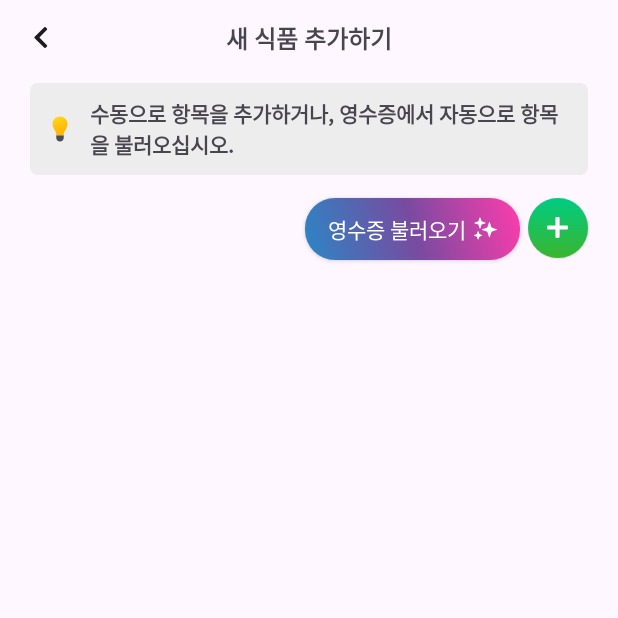
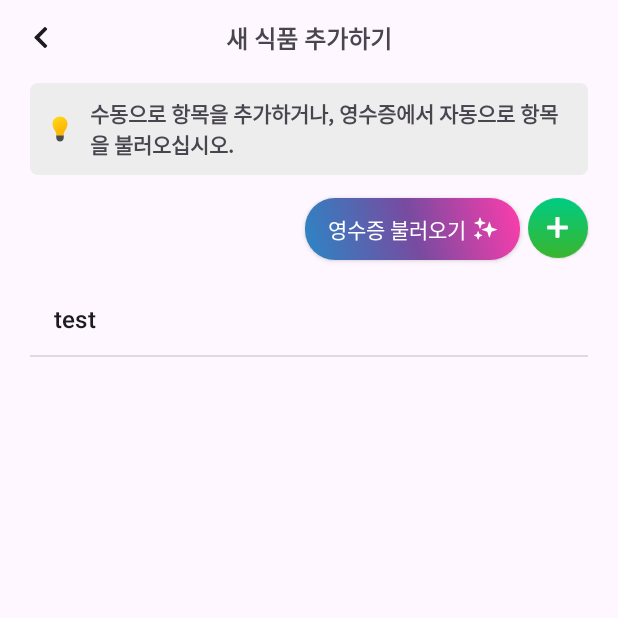
Before and after one commit to shpack1234/MobileProgramming, an Android app: the AddItemsActivity screen opened directly, with no data from a screen before it, on a phone screen of 412 x 824 dp, the top half of it. Run offline under Robolectric (Android 15) with nearby library versions, the phone set to English and light mode, and no system bars; our stand-ins replace Dagger/Hilt's generated code; 1 statement that could not run was skipped.

Commit message:
WIP: 영수증 인식

```diff
--- a/app/src/main/java/com/ref/project/Activities/AddItemsActivity.java
+++ b/app/src/main/java/com/ref/project/Activities/AddItemsActivity.java
@@ -7,16 +7,20 @@ import android.content.pm.PackageManager;
 import android.graphics.Bitmap;
 import android.net.Uri;
 import android.os.Bundle;
-import android.os.Environment;
-import android.os.FileUtils;
+import android.os.Handler;
+import android.os.Looper;
 import android.provider.MediaStore;
 import android.util.Log;
+import android.widget.ArrayAdapter;
+import android.widget.ListView;
+import android.widget.Toast;
 
 import androidx.activity.EdgeToEdge;
 import androidx.activity.result.ActivityResult;
 import androidx.activity.result.ActivityResultCallback;
 import androidx.activity.result.ActivityResultLauncher;
 import androidx.activity.result.contract.ActivityResultContracts;
+import androidx.appcompat.app.AlertDialog;
 import androidx.appcompat.app.AppCompatActivity;
 import androidx.core.app.ActivityCompat;
 import androidx.core.content.ContextCompat;
@@ -25,13 +29,19 @@ import androidx.core.graphics.Insets;
 import androidx.core.view.ViewCompat;
 import androidx.core.view.WindowInsetsCompat;
 
+import com.ref.project.Models.ReceiptItemModel;
 import com.ref.project.Models.ReceiptModel;
 import com.ref.project.R;
 import com.ref.project.Services.ServerAdapter;
+import com.ref.project.Views.ImportLoadingDialog;
+import com.ref.project.Views.TitleBar;
 
 import java.io.ByteArrayOutputStream;
 import java.io.File;
 import java.io.IOException;
+import java.util.ArrayList;
+import java.util.concurrent.ExecutorService;
+import java.util.concurrent.Executors;
 
 import dagger.hilt.android.AndroidEntryPoint;
 import jakarta.inject.Inject;
@@ -44,6 +54,11 @@ public class AddItemsActivity extends AppCompatActivity {
     private static final String TAG = "AddItemsActivity";
     private ActivityResultLauncher<Intent> captureImageResultLauncher;
     private Uri captureImageFileUri;
+    private Handler uiThreadHandler;
+
+    private ListView listView;
+    private ArrayList<String> list = new ArrayList<>();
+    private ArrayAdapter<String> adapter;
 
     @Override
     protected void onCreate(Bundle savedInstanceState) {
@@ -55,8 +70,17 @@ public class AddItemsActivity extends AppCompatActivity {
             v.setPadding(systemBars.left, systemBars.top, systemBars.right, systemBars.bottom);
             return insets;
         });
+        uiThreadHandler = new Handler(Looper.getMainLooper());
 
+        ((TitleBar)findViewById(R.id.addItemTitle)).setOnBackListener(v -> finish());
         findViewById(R.id.addItemsImportBtn).setOnClickListener(v -> importFromReceipt());
+        findViewById(R.id.addItemsAddBtn).setOnClickListener(v -> addNewRecord());
+
+        listView = findViewById(R.id.addItemsListView);
+        adapter = new ArrayAdapter<String>(this, android.R.layout.simple_list_item_1, list);
+        listView.setAdapter(adapter);
+        list.add("test");
+
         captureImageResultLauncher = registerForActivityResult(
                 new ActivityResultContracts.StartActivityForResult(),
                 new ActivityResultCallback<ActivityResult>() {
@@ -64,17 +88,27 @@ public class AddItemsActivity extends AppCompatActivity {
                     public void onActivityResult(ActivityResult o) {
                         if(o.getResultCode() == Activity.RESULT_OK){
                             try{
+                                ImportLoadingDialog dialog = new ImportLoadingDialog();
                                 Bitmap bitmap = MediaStore.Images.Media.getBitmap(AddItemsActivity.this.getContentResolver(), captureImageFileUri);
                                 byte[] imageBytes = bitmapToByteArray(bitmap);
+                                dialog.show(getSupportFragmentManager(), "importLoadingDialog");
                                 serverAdapter.ImportFromReceiptAsync(imageBytes, new ServerAdapter.IServerRequestCallback<ReceiptModel>() {
                                     @Override
                                     public void onSuccess(ReceiptModel result) {
-                                        int k =1;
+                                        for(ReceiptItemModel x : result.Items) {
+                                            list.add(x.ItemDescription + " - " + x.ItemQuantity + "개");
+                                        }
+
+                                        uiThreadHandler.post(() -> {
+                                            adapter.notifyDataSetChanged();
+                                        });
+                                        dialog.dismiss();
                                     }
 
                                     @Override
                                     public void onFailure() {
-
+                                        dialog.dismiss();
+                                        Toast.makeText(AddItemsActivity.this, "요청에 실패하였습니다.", Toast.LENGTH_LONG).show();
                                     }
                                 });
 
@@ -103,7 +137,22 @@ public class AddItemsActivity extends AppCompatActivity {
         return File.createTempFile(imageFileName, ".jpg", storageDir);
     }
 
+    private void addNewRecord(){
+        ImportLoadingDialog dialog = new ImportLoadingDialog();
+        dialog.show(getSupportFragmentManager(), "importLoadingDialog");
+    }
+
+    private void Test() {
+    }
+
     private void importFromReceipt(){
+        new AlertDialog.Builder(this)
+                .setTitle("이미지 선택")
+                .setMessage("사진을 찍거나 갤러리에서 선택하세요.")
+                .setPositiveButton("사진 찍기", (dialog, which) -> Test())
+                .setNegativeButton("갤러리에서 선택", (dialog, which) -> Test())
+                .show();
+
         Intent intent = new Intent(MediaStore.ACTION_IMAGE_CAPTURE);
 
         if(intent.resolveActivity(getPackageManager()) != null){
--- a/app/src/main/res/drawable/dialog_background.xml
+++ b/app/src/main/res/drawable/dialog_background.xml
@@ -5,5 +5,5 @@
     <solid
         android:color="?attr/colorSurface"/>
     <corners
-        android:radius="40dp"/>
+        android:radius="30dp"/>
 </shape>
--- a/app/src/main/res/layout/activity_add_items.xml
+++ b/app/src/main/res/layout/activity_add_items.xml
@@ -70,6 +70,17 @@
         app:layout_constraintEnd_toStartOf="@+id/addItemsAddBtn"
         tools:ignore="TouchTargetSizeCheck" />
 
+    <ListView
+        android:id="@+id/addItemsListView"
+        android:layout_width="match_parent"
+        android:layout_height="0dp"
+        app:layout_constraintTop_toBottomOf="@+id/addItemsImportBtn"
+        app:layout_constraintBottom_toTopOf="@id/addItemsSubmitBtn"
+        android:layout_marginTop="15dp"
+        android:layout_marginStart="20dp"
+        android:layout_marginEnd="20dp"
+        android:layout_marginBottom="15dp"/>
+
 
     <androidx.appcompat.widget.AppCompatButton
         android:id="@+id/addItemsSubmitBtn"
```
